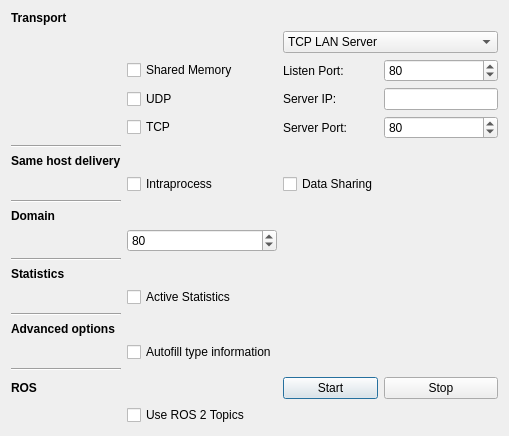
Above: forms/participantdialog.ui from eProsima/ShapesDemo before the change. Below: the same form after it.
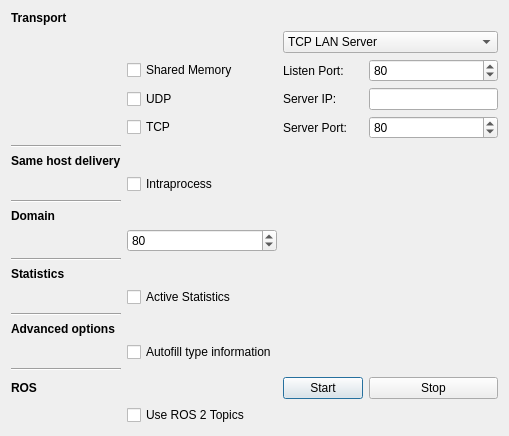
That is the form after the change.

Commit message:
Remove Data-Sharing option from ShapesDemo (#113)

# Conflicts:
#	src/qt/participantdialog.cpp

Diff of the .ui file:
```diff
--- a/forms/participantdialog.ui
+++ b/forms/participantdialog.ui
@@ -222,13 +222,6 @@
      </property>
     </widget>
    </item>
-   <item row="12" column="3">
-    <widget class="QCheckBox" name="DataSharingcheckBox">
-     <property name="text">
-      <string>Data Sharing</string>
-     </property>
-    </widget>
-   </item>
    <item row="6" column="1">
     <widget class="QCheckBox" name="SHMcheckBox">
      <property name="text">
```
The commit also changes 7 other files.
